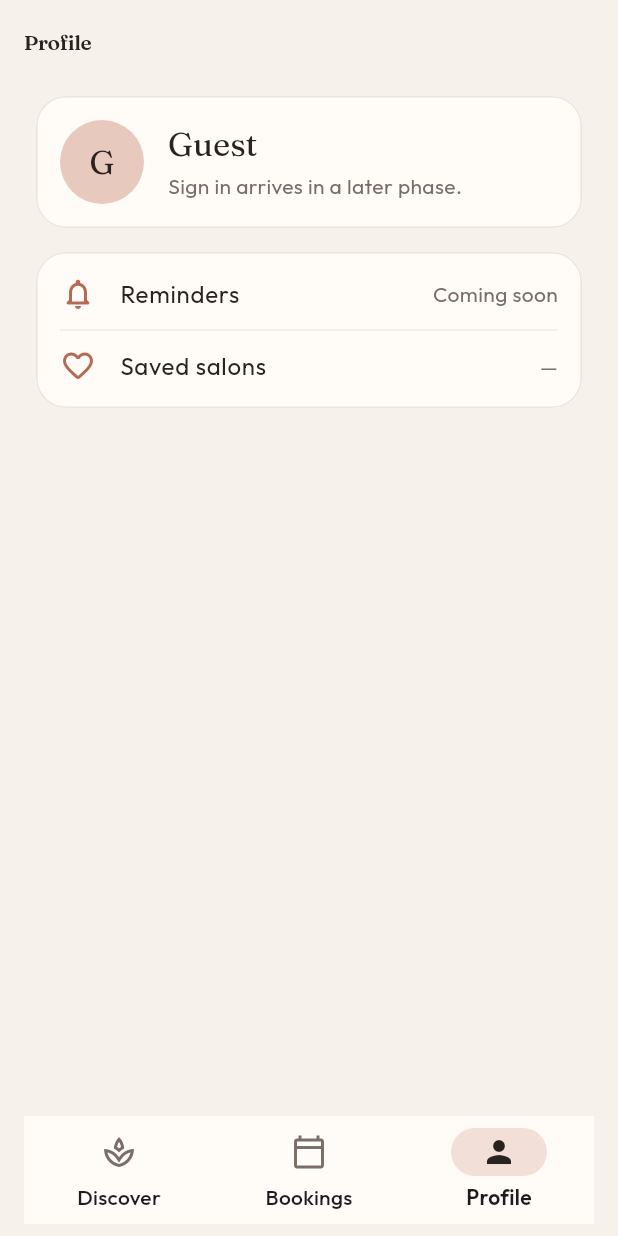
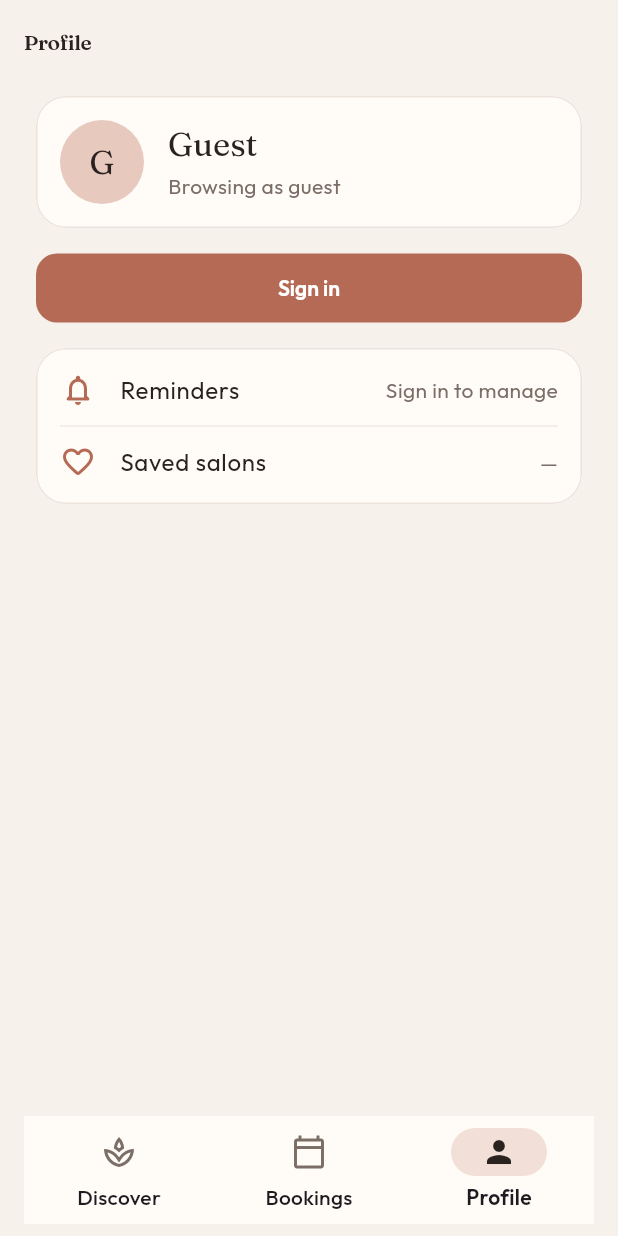
Before and after one commit to OjhaPadma/salon_book, a Flutter app: the screen it shows after launch, item 3 of the bottom bar chosen, on a phone screen of 412 x 824 dp. Run offline on Flutter 3.47's test engine with Material 3 defaults, Android fonts, the phone set to English and light mode, and no system bars; our stand-ins replace equatable, flutter_bloc, flutter_local_notifications, get_it, go_router, google_fonts and 2 more; accounts and stored records are empty; network calls fail.

Commit message:
Phase 4 - auth,roles and staff dashboard updated

```diff
--- a/lib/core/constants/app_user.dart
+++ /dev/null
@@ -1,3 +0,0 @@
-abstract final class AppUser {
-  static const guestClientId = 'guest-client';
-}
--- /dev/null
+++ b/lib/data/repositories/seed_auth_repository.dart
@@ -0,0 +1,72 @@
+import 'dart:async';
+
+import 'package:salon_book/domain/models/models.dart';
+import 'package:salon_book/domain/repositories/auth_repository.dart';
+
+class SeedAuthRepository implements AuthRepository {
+  static const guest = User(
+    id: 'guest-client',
+    name: 'Guest',
+    email: '',
+    role: UserRole.guest,
+  );
+
+  static const client = User(
+    id: 'client-1',
+    name: 'Priya Kapoor',
+    email: 'client@glamslot.com',
+    role: UserRole.client,
+  );
+
+  static const staff = User(
+    id: 'staff-meera',
+    name: 'Meera Iyer',
+    email: 'staff@glamslot.com',
+    role: UserRole.staff,
+    salonId: 'salon-noor',
+  );
+
+  static const _credentials = <String, String>{
+    'client@glamslot.com': 'client',
+    'staff@glamslot.com': 'staff',
+  };
+
+  User? _user;
+  final _controller = StreamController<User>.broadcast();
+
+  @override
+  User? get currentUser => _user;
+
+  @override
+  Stream<User> watchUser() async* {
+    yield _user ?? guest;
+    yield* _controller.stream;
+  }
+
+  @override
+  Future<User> signIn({required String email, required String password}) async {
+    final normalized = email.trim().toLowerCase();
+    final expected = _credentials[normalized];
+    if (expected == null || expected != password) {
+      throw const AuthException('Email or password didn’t match.');
+    }
+
+    _user = normalized == client.email ? client : staff;
+    _controller.add(_user!);
+    return _user!;
+  }
+
+  @override
+  Future<void> signOut() async {
+    _user = null;
+    _controller.add(guest);
+  }
+}
+
+class AuthException implements Exception {
+  const AuthException(this.message);
+  final String message;
+
+  @override
+  String toString() => message;
+}
--- a/lib/domain/models/models.dart
+++ b/lib/domain/models/models.dart
@@ -6,3 +6,5 @@ export 'service.dart';
 export 'stylist.dart';
 export 'time_slot.dart';
 export 'time_window.dart';
+export 'user.dart';
+export 'user_role.dart';
--- /dev/null
+++ b/lib/domain/models/user.dart
@@ -0,0 +1,28 @@
+import 'package:equatable/equatable.dart';
+
+import 'user_role.dart';
+
+class User extends Equatable {
+  const User({
+    required this.id,
+    required this.name,
+    required this.email,
+    required this.role,
+    this.salonId,
+  });
+
+  final String id;
+  final String name;
+  final String email;
+  final UserRole role;
+  final String? salonId;
+
+  bool get isGuest => role == UserRole.guest;
+  bool get isClient => role == UserRole.client;
+  bool get isStaff => role == UserRole.staff;
+
+  String get initials => name.isNotEmpty ? name[0].toUpperCase() : '?';
+
+  @override
+  List<Object?> get props => [id, name, email, role, salonId];
+}
--- /dev/null
+++ b/lib/domain/models/user_role.dart
@@ -0,0 +1 @@
+enum UserRole { guest, client, staff }
--- /dev/null
+++ b/lib/domain/repositories/auth_repository.dart
@@ -0,0 +1,11 @@
+import 'package:salon_book/domain/models/user.dart';
+
+abstract class AuthRepository {
+  User? get currentUser;
+
+  Stream<User> watchUser();
+
+  Future<User> signIn({required String email, required String password});
+
+  Future<void> signOut();
+}
--- a/lib/features/appointments/presentation/screens/bookings_screen.dart
+++ b/lib/features/appointments/presentation/screens/bookings_screen.dart
@@ -1,8 +1,8 @@
 import 'package:flutter/material.dart';
 import 'package:go_router/go_router.dart';
 import 'package:salon_book/core/constants/app_spacing.dart';
-import 'package:salon_book/core/constants/app_user.dart';
 import 'package:salon_book/core/di/injection.dart';
+import 'package:salon_book/features/auth/presentation/auth_controller.dart';
 import 'package:salon_book/core/widgets/empty_state.dart';
 import 'package:salon_book/domain/models/models.dart';
 import 'package:salon_book/domain/repositories/booking_repository.dart';
@@ -27,7 +27,7 @@ class BookingsScreen extends StatelessWidget {
           ),
         ),
         body: StreamBuilder<List<Booking>>(
-          stream: getIt<BookingRepository>().watchByClient(AppUser.guestClientId),
+          stream: getIt<BookingRepository>().watchByClient(getIt<AuthController>().clientId),
           builder: (context, snapshot) {
             final bookings = snapshot.data ?? const <Booking>[];
             return FutureBuilder<List<Salon>>(
--- /dev/null
+++ b/lib/features/auth/presentation/auth_controller.dart
@@ -0,0 +1,39 @@
+import 'dart:async';
+
+import 'package:flutter/foundation.dart';
+import 'package:salon_book/data/repositories/seed_auth_repository.dart';
+import 'package:salon_book/domain/models/models.dart';
+import 'package:salon_book/domain/repositories/auth_repository.dart';
+
+class AuthController extends ChangeNotifier {
+  AuthController(this._repository) {
+    _subscription = _repository.watchUser().listen((user) {
+      _user = user;
+      notifyListeners();
+    });
+  }
+
+  final AuthRepository _repository;
+  late final StreamSubscription<User> _subscription;
+  User? _user;
+
+  User get user => _user ?? _repository.currentUser ?? SeedAuthRepository.guest;
+
+  bool get isGuest => user.isGuest;
+  bool get isClient => user.isClient;
+  bool get isStaff => user.isStaff;
+
+  String get clientId => user.isGuest ? 'guest-client' : user.id;
+
+  Future<User> signIn({required String email, required String password}) {
+    return _repository.signIn(email: email, password: password);
+  }
+
+  Future<void> signOut() => _repository.signOut();
+
+  @override
+  void dispose() {
+    _subscription.cancel();
+    super.dispose();
+  }
+}
--- a/lib/features/profile/presentation/screens/profile_screen.dart
+++ b/lib/features/profile/presentation/screens/profile_screen.dart
@@ -1,17 +1,27 @@
 import 'package:flutter/material.dart';
+import 'package:go_router/go_router.dart';
 import 'package:salon_book/core/constants/app_spacing.dart';
+import 'package:salon_book/core/di/injection.dart';
 import 'package:salon_book/core/widgets/app_card.dart';
+import 'package:salon_book/domain/models/models.dart';
+import 'package:salon_book/domain/repositories/booking_repository.dart';
+import 'package:salon_book/features/auth/presentation/auth_controller.dart';
 
 class ProfileScreen extends StatelessWidget {
   const ProfileScreen({super.key});
 
   @override
   Widget build(BuildContext context) {
+    final auth = getIt<AuthController>();
     final theme = Theme.of(context);
+    final user = auth.user;
 
     return Scaffold(
       appBar: AppBar(title: const Text('Profile')),
-      body: ListView(
+      body: ListenableBuilder(
+        listenable: auth,
+        builder: (context, _) {
+          return ListView(
             padding: const EdgeInsets.fromLTRB(AppSpacing.lg, AppSpacing.sm, AppSpacing.lg, AppSpacing.xxl),
             children: [
               AppCard(
@@ -21,17 +31,19 @@ class ProfileScreen extends StatelessWidget {
                       radius: 28,
                       backgroundColor: theme.colorScheme.secondary,
                       foregroundColor: theme.colorScheme.onSecondary,
-                  child: Text('G', style: theme.textTheme.titleLarge),
+                      child: Text(user.initials, style: theme.textTheme.titleLarge),
                     ),
                     const SizedBox(width: AppSpacing.md),
                     Expanded(
                       child: Column(
                         crossAxisAlignment: CrossAxisAlignment.start,
                         children: [
-                      Text('Guest', style: theme.textTheme.titleLarge),
+                          Text(user.name, style: theme.textTheme.titleLarge),
                           const SizedBox(height: 4),
                           Text(
-                        'Sign in arrives in a later phase.',
+                            user.isGuest
+                                ? 'Browsing as guest'
+                                : '${user.email} · ${_roleLabel(user.role)}',
                             style: theme.textTheme.bodyMedium?.copyWith(
                               color: theme.colorScheme.onSurfaceVariant,
                             ),
@@ -43,13 +55,28 @@ class ProfileScreen extends StatelessWidget {
                 ),
               ),
               const SizedBox(height: AppSpacing.md),
+              if (!user.isGuest && user.isClient) _UpcomingCountCard(clientId: auth.clientId),
+              if (user.isGuest)
+                FilledButton(
+                  onPressed: () => context.push('/login'),
+                  child: const Text('Sign in'),
+                )
+              else
+                OutlinedButton(
+                  onPressed: () async {
+                    await auth.signOut();
+                    if (context.mounted) context.go('/discover');
+                  },
+                  child: const Text('Sign out'),
+                ),
+              const SizedBox(height: AppSpacing.md),
               AppCard(
                 child: Column(
                   children: [
                     _ProfileRow(
                       icon: Icons.notifications_none_rounded,
                       label: 'Reminders',
-                  value: 'Coming soon',
+                      value: user.isGuest ? 'Sign in to manage' : 'On',
                     ),
                     Divider(height: AppSpacing.lg, color: theme.colorScheme.outline.withValues(alpha: 0.5)),
                     _ProfileRow(
@@ -61,7 +88,46 @@ class ProfileScreen extends StatelessWidget {
                 ),
               ),
             ],
+          );
+        },
       ),
+    );
+  }
+
+  String _roleLabel(UserRole role) {
+    return switch (role) {
+      UserRole.client => 'Client',
+      UserRole.staff => 'Staff',
+      UserRole.guest => 'Guest',
+    };
+  }
+}
+
+class _UpcomingCountCard extends StatelessWidget {
+  const _UpcomingCountCard({required this.clientId});
+
+  final String clientId;
+
+  @override
+  Widget build(BuildContext context) {
+    return FutureBuilder<List<Booking>>(
+      future: getIt<BookingRepository>().getBookings(clientId: clientId),
+      builder: (context, snapshot) {
+        final count = (snapshot.data ?? const <Booking>[])
+            .where((booking) => booking.status == BookingStatus.upcoming)
+            .length;
+        return Padding(
+          padding: const EdgeInsets.only(bottom: AppSpacing.md),
+          child: AppCard(
+            child: Row(
+              children: [
+                Expanded(child: Text('Upcoming appointments', style: Theme.of(context).textTheme.titleMedium)),
+                Text('$count', style: Theme.of(context).textTheme.headlineSmall),
+              ],
+            ),
+          ),
+        );
+      },
     );
   }
 }
--- a/lib/main.dart
+++ b/lib/main.dart
@@ -3,15 +3,17 @@ import 'package:go_router/go_router.dart';
 import 'package:salon_book/core/di/injection.dart';
 import 'package:salon_book/core/routing/app_router.dart';
 import 'package:salon_book/core/theme/app_theme.dart';
+import 'package:salon_book/features/auth/presentation/auth_controller.dart';
 
 Future<void> main() async {
   WidgetsFlutterBinding.ensureInitialized();
   await configureDependencies();
-  runApp(GlamSlotApp());
+  final auth = getIt<AuthController>();
+  runApp(GlamSlotApp(router: createAppRouter(auth)));
 }
 
 class GlamSlotApp extends StatelessWidget {
-  GlamSlotApp({super.key, GoRouter? router}) : router = router ?? createAppRouter();
+  const GlamSlotApp({super.key, required this.router});
 
   final GoRouter router;
 
```
Also changed, not shown: lib/core/di/injection.dart (+6 -1 lines), lib/core/routing/app_router.dart (+20 -2 lines), lib/core/routing/auth_redirect.dart (added, +23 -0 lines), lib/features/auth/presentation/screens/login_screen.dart (added, +127 -0 lines), lib/features/booking/presentation/bloc/booking_bloc.dart (+6 -2 lines), lib/features/staff/presentation/screens/staff_home_screen.dart (added, +128 -0 lines), 2 other files. Lines whose indentation alone changed are shown as unchanged.
